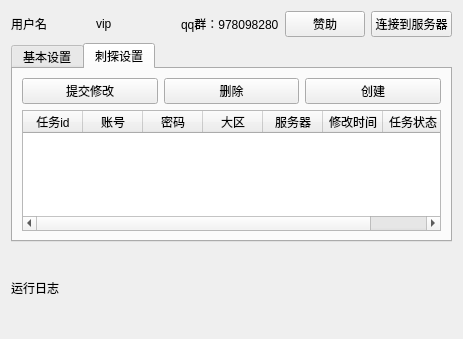
The window that qt_ui/main.ui (nathonNot/game_robot) describes before a commit, drawn with Qt 5.
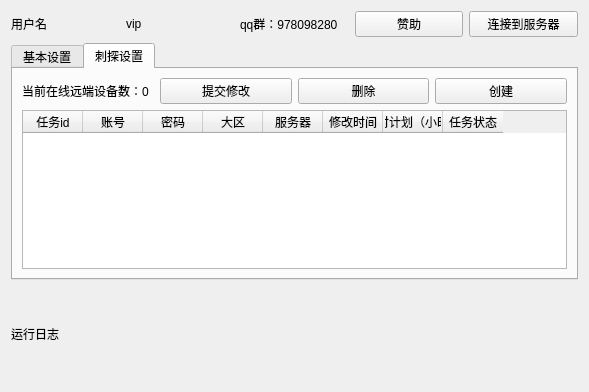
The same window after the commit.

The edit to the form file:
```diff
--- a/qt_ui/main.ui
+++ b/qt_ui/main.ui
@@ -6,8 +6,8 @@
    <rect>
     <x>0</x>
     <y>0</y>
-    <width>463</width>
-    <height>339</height>
+    <width>589</width>
+    <height>392</height>
    </rect>
   </property>
   <property name="windowTitle">
@@ -99,6 +99,13 @@
       <layout class="QVBoxLayout" name="verticalLayout_3">
        <item>
         <layout class="QHBoxLayout" name="horizontalLayout_2">
+         <item>
+          <widget class="QLabel" name="lb_an_num">
+           <property name="text">
+            <string>当前在线远端设备数：0</string>
+           </property>
+          </widget>
+         </item>
          <item>
           <widget class="QPushButton" name="bt_task_up">
            <property name="text">
@@ -163,6 +170,11 @@
            <string>修改时间</string>
           </property>
          </column>
+         <column>
+          <property name="text">
+           <string>定时计划（小时）</string>
+          </property>
+         </column>
          <column>
           <property name="text">
            <string>任务状态</string>
```
